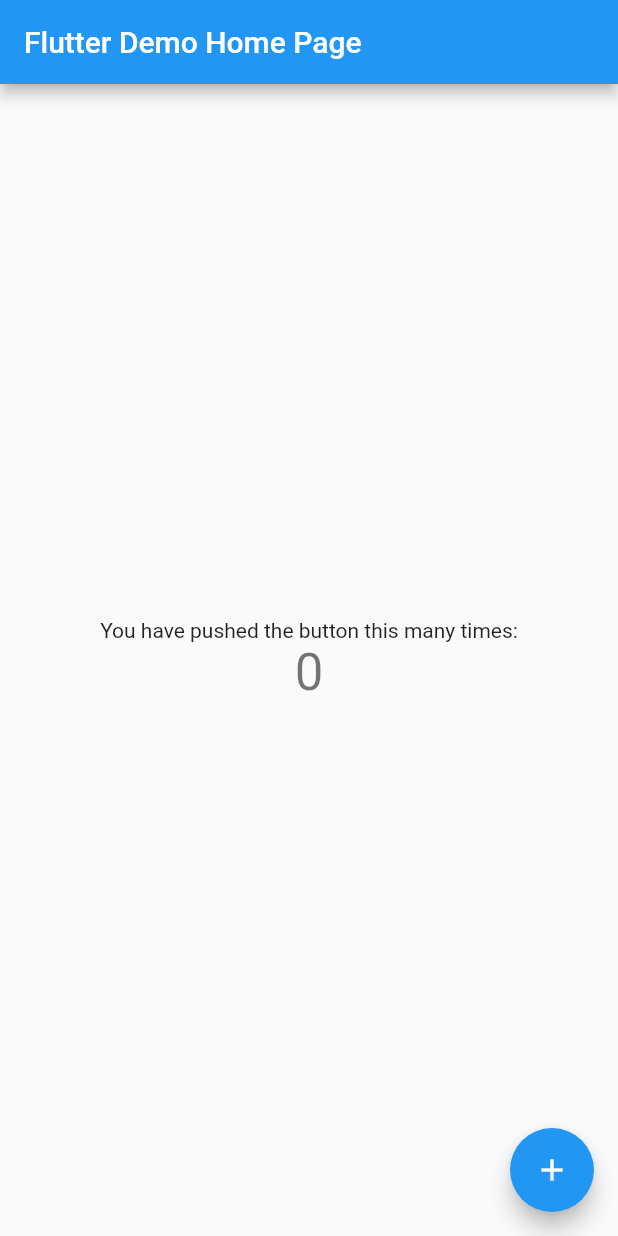
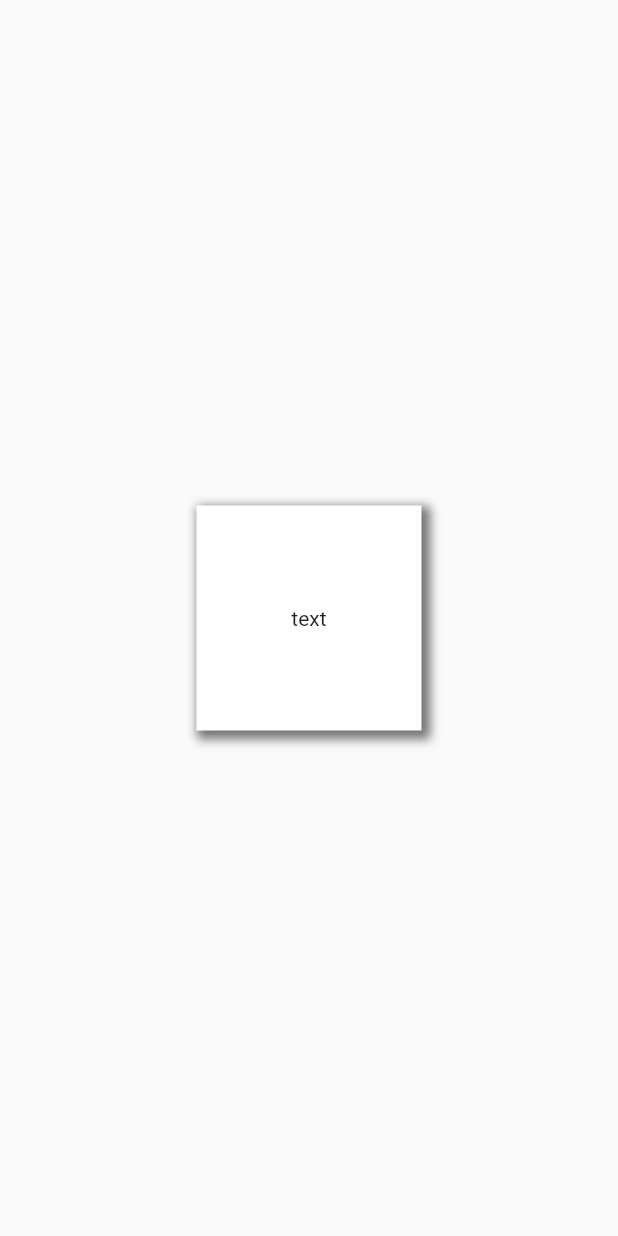
Before and after one commit to Hhanri/puzzle, a Flutter app: the screen it shows after launch, on a phone screen of 412 x 824 dp. Run offline on Flutter 3.47's test engine with Material 2 defaults, Android fonts, the phone set to English and light mode, and no system bars; our stand-ins replace bloc.

Commit message:
Puzzle bloc, PuzzlePieceModel, PuzzlePieceWidget, GamePage

```diff
--- /dev/null
+++ b/lib/bloc/puzzle_bloc.dart
@@ -0,0 +1,15 @@
+import 'dart:async';
+
+import 'package:bloc/bloc.dart';
+import 'package:meta/meta.dart';
+
+part 'puzzle_event.dart';
+part 'puzzle_state.dart';
+
+class PuzzleBloc extends Bloc<PuzzleEvent, PuzzleState> {
+  PuzzleBloc() : super(PuzzleInitial()) {
+    on<PuzzleEvent>((event, emit) {
+      // TODO: implement event handler
+    });
+  }
+}
--- /dev/null
+++ b/lib/bloc/puzzle_event.dart
@@ -0,0 +1,4 @@
+part of 'puzzle_bloc.dart';
+
+@immutable
+abstract class PuzzleEvent {}
--- /dev/null
+++ b/lib/bloc/puzzle_state.dart
@@ -0,0 +1,6 @@
+part of 'puzzle_bloc.dart';
+
+@immutable
+abstract class PuzzleState {}
+
+class PuzzleInitial extends PuzzleState {}
--- a/lib/main.dart
+++ b/lib/main.dart
@@ -1,4 +1,5 @@
 import 'package:flutter/material.dart';
+import 'package:puzzle/pages/game_page.dart';
 
 void main() {
   runApp(const MyApp());
@@ -15,83 +16,7 @@
       theme: ThemeData(
         primarySwatch: Colors.blue,
       ),
-      home: const MyHomePage(title: 'Flutter Demo Home Page'),
+      home: const GamePage(),
     );
   }
 }
-
-class MyHomePage extends StatefulWidget {
-  const MyHomePage({Key? key, required this.title}) : super(key: key);
-
-  final String title;
-
-  @override
-  State<MyHomePage> createState() => _MyHomePageState();
-}
-
-class _MyHomePageState extends State<MyHomePage> {
-  int _counter = 0;
-
-  void _incrementCounter() {
-    setState(() {
-      // This call to setState tells the Flutter framework that something has
-      // changed in this State, which causes it to rerun the build method below
-      // so that the display can reflect the updated values. If we changed
-      // _counter without calling setState(), then the build method would not be
-      // called again, and so nothing would appear to happen.
-      _counter++;
-    });
-  }
-
-  @override
-  Widget build(BuildContext context) {
-    // This method is rerun every time setState is called, for instance as done
-    // by the _incrementCounter method above.
-    //
-    // The Flutter framework has been optimized to make rerunning build methods
-    // fast, so that you can just rebuild anything that needs updating rather
-    // than having to individually change instances of widgets.
-    return Scaffold(
-      appBar: AppBar(
-        // Here we take the value from the MyHomePage object that was created by
-        // the App.build method, and use it to set our appbar title.
-        title: Text(widget.title),
-      ),
-      body: Center(
-        // Center is a layout widget. It takes a single child and positions it
-        // in the middle of the parent.
-        child: Column(
-          // Column is also a layout widget. It takes a list of children and
-          // arranges them vertically. By default, it sizes itself to fit its
-          // children horizontally, and tries to be as tall as its parent.
-          //
-          // Invoke "debug painting" (press "p" in the console, choose the
-          // "Toggle Debug Paint" action from the Flutter Inspector in Android
-          // Studio, or the "Toggle Debug Paint" command in Visual Studio Code)
-          // to see the wireframe for each widget.
-          //
-          // Column has various properties to control how it sizes itself and
-          // how it positions its children. Here we use mainAxisAlignment to
-          // center the children vertically; the main axis here is the vertical
-          // axis because Columns are vertical (the cross axis would be
-          // horizontal).
-          mainAxisAlignment: MainAxisAlignment.center,
-          children: <Widget>[
-            const Text(
-              'You have pushed the button this many times:',
-            ),
-            Text(
-              '$_counter',
-              style: Theme.of(context).textTheme.headline4,
-            ),
-          ],
-        ),
-      ),
-      floatingActionButton: FloatingActionButton(
-        onPressed: _incrementCounter,
-        tooltip: 'Increment',
-        child: const Icon(Icons.add),
-      ), // This trailing comma makes auto-formatting nicer for build methods.
-    );
-  }
-}
--- /dev/null
+++ b/lib/models/puzzle_piece_model.dart
@@ -0,0 +1,9 @@
+class PuzzlePieceModel {
+  final String text;
+  final int number;
+
+  PuzzlePieceModel({
+    required this.text,
+    required this.number
+  });
+}
--- /dev/null
+++ b/lib/pages/game_page.dart
@@ -0,0 +1,17 @@
+import 'package:flutter/material.dart';
+import 'package:puzzle/models/puzzle_piece_model.dart';
+import 'package:puzzle/widgets/puzzle_piece_widget.dart';
+
+class GamePage extends StatelessWidget {
+  const GamePage({Key? key}) : super(key: key);
+
+  @override
+  Widget build(BuildContext context) {
+    final piece = PuzzlePieceModel(text: "text", number: 2);
+    return Scaffold(
+      body: Center(
+        child: PuzzlePieceWidget(puzzlePiece: piece),
+      ),
+    );
+  }
+}
--- /dev/null
+++ b/lib/widgets/puzzle_piece_widget.dart
@@ -0,0 +1,34 @@
+import 'package:flutter/material.dart';
+import 'package:puzzle/models/puzzle_piece_model.dart';
+
+class PuzzlePieceWidget extends StatelessWidget {
+  final PuzzlePieceModel puzzlePiece;
+  const PuzzlePieceWidget({
+    Key? key, required this.puzzlePiece
+  }) : super(key: key);
+
+  @override
+  Widget build(BuildContext context) {
+    return Container(
+      height: 150,
+      width: 150,
+      decoration: const BoxDecoration(
+        color: Colors.white,
+        boxShadow: [
+          BoxShadow(
+            offset: Offset(3, 3),
+            spreadRadius: 3,
+            color: Colors.black54,
+            blurRadius: 5
+          )
+        ]
+      ),
+      child: Center(
+        child: Text(
+          puzzlePiece.text,
+          textAlign: TextAlign.center,
+        ),
+      ),
+    );
+  }
+}
```
Also changed, not shown: pubspec.lock.
